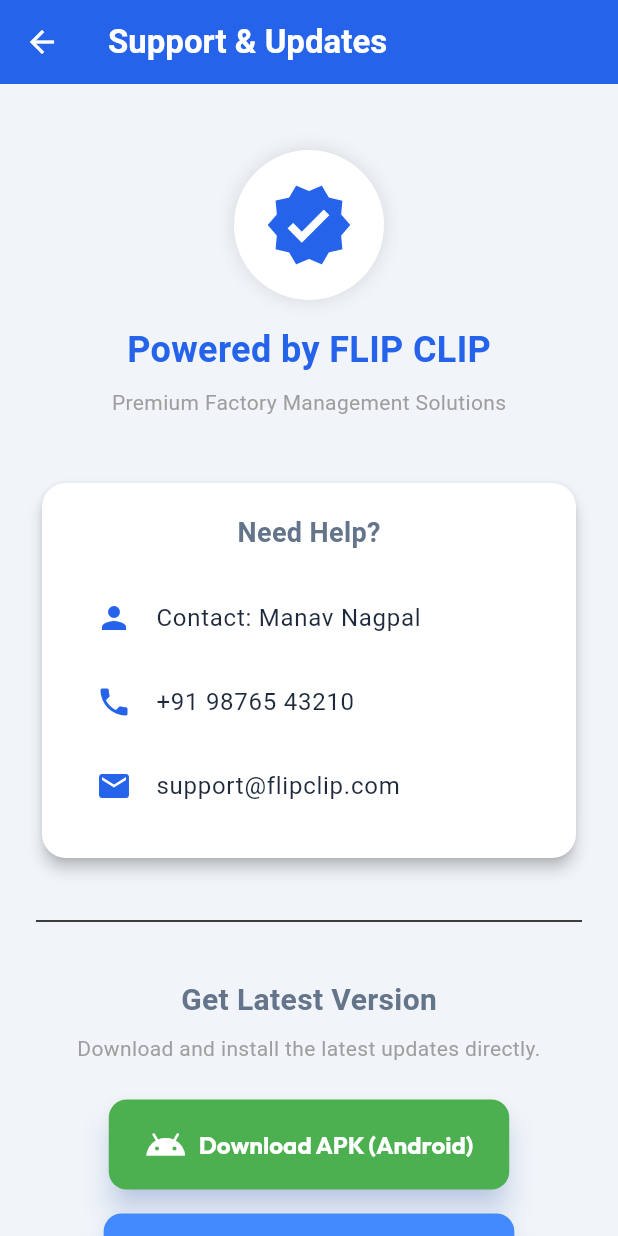
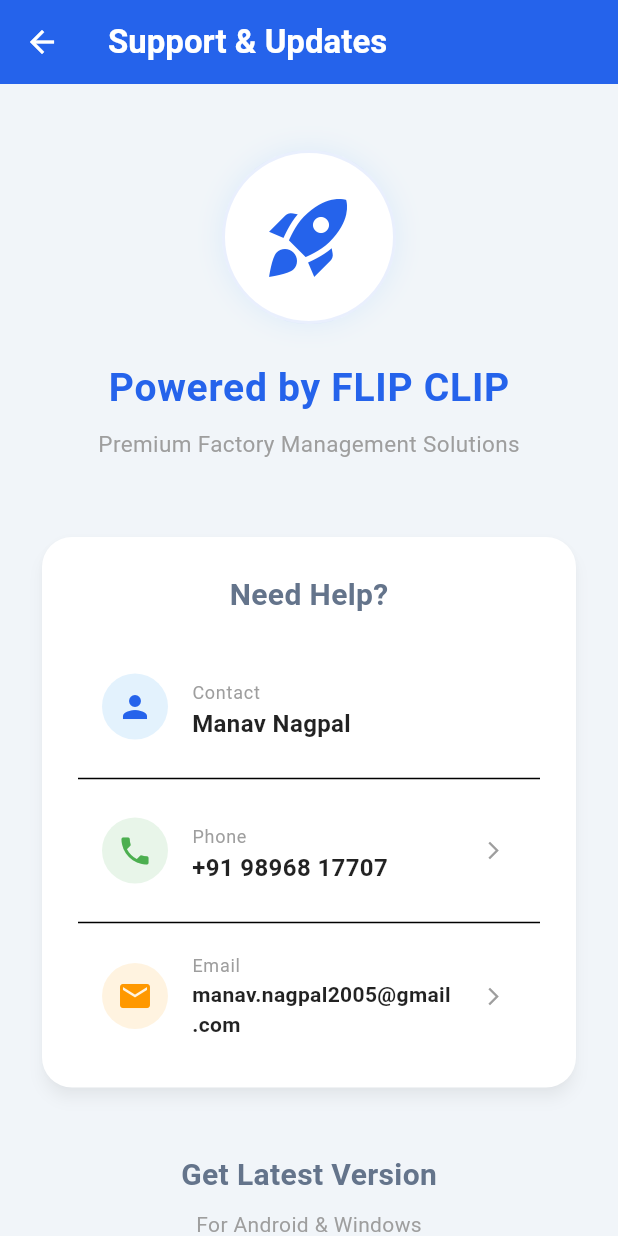
Before and after one commit to manavnagpal08/namkeen_manager, a Flutter app: the SupportScreen screen opened directly, on a phone screen of 412 x 824 dp. Run offline on Flutter 3.47's test engine with Material 3 defaults, Android fonts, the phone set to English and light mode, and no system bars; our stand-ins replace cloud_firestore, firebase_core, fl_chart, google_fonts, image_picker, pdf and 3 more; missing offline and left inert: esc_pos_utils_plus, flutter_pos_printer_platform_image_3; accounts and stored records are empty.

Commit message:
fix: Update Support Screen links and contact info

```diff
--- a/lib/screens/support_screen.dart
+++ b/lib/screens/support_screen.dart
@@ -21,8 +21,9 @@
 
     // Direct download links (GitHub automatically redirects 'latest' to the version tag)
     // Note: This relies on the consistent naming convention in release.yml
+    // Direct download links
     const String apkDownloadUrl = "$repoUrl/releases/latest/download/app-release.apk";
-    const String exeDownloadUrl = "$repoUrl/releases/latest/download/app-release-windows.zip"; // Or .exe if raw
+    const String exeDownloadUrl = "$repoUrl/releases/latest/download/namkeen_manager.exe";
 
     return Scaffold(
       appBar: AppBar(
@@ -38,59 +39,78 @@
             const SizedBox(height: 20),
             // Branding
             Container(
-              padding: const EdgeInsets.all(20),
+              padding: const EdgeInsets.all(24),
               decoration: BoxDecoration(
                 color: Colors.white,
                 shape: BoxShape.circle,
-                boxShadow: [BoxShadow(blurRadius: 10, color: Colors.black12)],
+                boxShadow: [BoxShadow(blurRadius: 15, color: Colors.blue.withValues(alpha: 0.1))],
+                border: Border.all(color: AppTheme.primary.withValues(alpha: 0.1), width: 2),
               ),
-              child: const Icon(Icons.verified, size: 60, color: AppTheme.primary), // Placeholder for Logo
+              child: const Icon(Icons.rocket_launch, size: 64, color: AppTheme.primary),
             ),
-            const SizedBox(height: 16),
+            const SizedBox(height: 24),
             const Text(
               'Powered by FLIP CLIP',
-              style: TextStyle(fontSize: 24, fontWeight: FontWeight.bold, color: AppTheme.primary),
+              style: TextStyle(fontSize: 26, fontWeight: FontWeight.bold, color: AppTheme.primary, letterSpacing: 0.5),
             ),
             const SizedBox(height: 8),
             const Text(
               'Premium Factory Management Solutions',
-              style: TextStyle(fontSize: 14, color: Colors.grey),
+              style: TextStyle(fontSize: 15, color: Colors.grey),
             ),
 
-            const SizedBox(height: 40),
+            const SizedBox(height: 48),
 
             // Contact Card
             Card(
               elevation: 4,
-              shape: RoundedRectangleBorder(borderRadius: BorderRadius.circular(16)),
+              shadowColor: Colors.black26,
+              shape: RoundedRectangleBorder(borderRadius: BorderRadius.circular(20)),
               child: Padding(
-                padding: const EdgeInsets.all(20.0),
+                padding: const EdgeInsets.all(24.0),
                 child: Column(
                   children: [
-                    const Text('Need Help?', style: TextStyle(fontSize: 18, fontWeight: FontWeight.bold)),
-                    const SizedBox(height: 16),
+                    const Text('Need Help?', style: TextStyle(fontSize: 20, fontWeight: FontWeight.bold)),
+                    const SizedBox(height: 24),
                     ListTile(
-                      leading: const Icon(Icons.person, color: AppTheme.primary),
-                      title: const Text('Contact: Manav Nagpal'),
+                      leading: Container(
+                        padding: const EdgeInsets.all(10),
+                        decoration: BoxDecoration(color: Colors.blue[50], shape: BoxShape.circle),
+                        child: const Icon(Icons.person, color: AppTheme.primary),
+                      ),
+                      title: const Text('Contact', style: TextStyle(color: Colors.grey, fontSize: 12)),
+                      subtitle: const Text('Manav Nagpal', style: TextStyle(fontWeight: FontWeight.bold, fontSize: 16, color: Colors.black87)),
                     ),
+                    const Divider(height: 24),
                     ListTile(
-                      leading: const Icon(Icons.phone, color: AppTheme.primary),
-                      title: const Text('+91 98765 43210'), // Replace with actual if known, or general support
-                      onTap: () => _launchUrl("tel:+919876543210"),
+                      leading: Container(
+                        padding: const EdgeInsets.all(10),
+                        decoration: BoxDecoration(color: Colors.green[50], shape: BoxShape.circle),
+                        child: const Icon(Icons.phone, color: Colors.green),
+                      ),
+                      title: const Text('Phone', style: TextStyle(color: Colors.grey, fontSize: 12)),
+                      subtitle: const Text('+91 98968 17707', style: TextStyle(fontWeight: FontWeight.bold, fontSize: 16, color: Colors.black87)),
+                      onTap: () => _launchUrl("tel:+919896817707"),
+                      trailing: const Icon(Icons.arrow_forward_ios, size: 14, color: Colors.grey),
                     ),
+                    const Divider(height: 24),
                     ListTile(
-                      leading: const Icon(Icons.email, color: AppTheme.primary),
-                      title: const Text('support@flipclip.com'), // Replace
-                      onTap: () => _launchUrl("mailto:support@flipclip.com"),
+                      leading: Container(
+                        padding: const EdgeInsets.all(10),
+                        decoration: BoxDecoration(color: Colors.orange[50], shape: BoxShape.circle),
+                        child: const Icon(Icons.email, color: Colors.orange),
+                      ),
+                      title: const Text('Email', style: TextStyle(color: Colors.grey, fontSize: 12)),
+                      subtitle: const Text('manav.nagpal2005@gmail.com', style: TextStyle(fontWeight: FontWeight.bold, fontSize: 14, color: Colors.black87)),
+                      onTap: () => _launchUrl("mailto:manav.nagpal2005@gmail.com"),
+                      trailing: const Icon(Icons.arrow_forward_ios, size: 14, color: Colors.grey),
                     ),
                   ],
                 ),
               ),
             ),
 
-            const SizedBox(height: 30),
-            const Divider(),
-            const SizedBox(height: 30),
+            const SizedBox(height: 40),
 
             // Download Section
             const Text(
@@ -99,9 +119,8 @@
             ),
             const SizedBox(height: 8),
             const Text(
-              'Download and install the latest updates directly.',
+              'For Android & Windows',
               style: TextStyle(color: Colors.grey),
-              textAlign: TextAlign.center,
             ),
             const SizedBox(height: 24),
 
@@ -112,14 +131,14 @@
               children: [
                 _DownloadButton(
                   icon: Icons.android,
-                  label: 'Download APK (Android)',
-                  color: Colors.green,
+                  label: 'Download APK',
+                  color: const Color(0xFF3DDC84), // Android Green
                   onPressed: () => _launchUrl(apkDownloadUrl),
                 ),
                 _DownloadButton(
                   icon: Icons.desktop_windows,
-                  label: 'Download EXE (Windows)',
-                  color: Colors.blueAccent,
+                  label: 'Download EXE',
+                  color: const Color(0xFF0078D7), // Windows Blue
                   onPressed: () => _launchUrl(exeDownloadUrl),
                 ),
               ],
```
